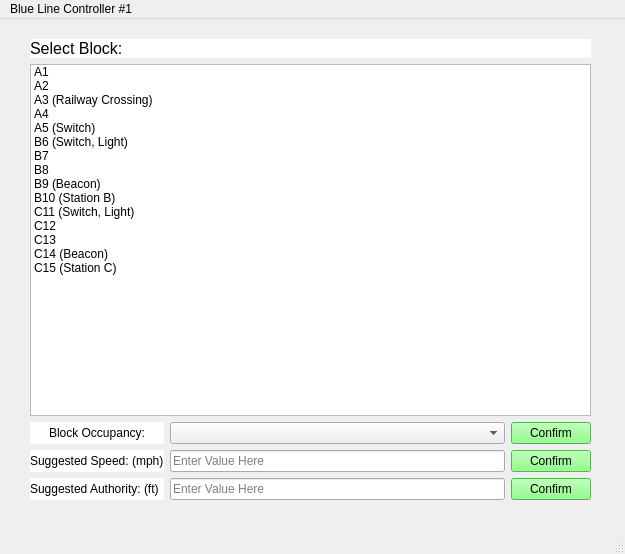
The window that Track/WaysideController/wayside_controller_testbench.ui (connor-marsh/ECE1140ChooChoo) describes before a commit, drawn with Qt 5.
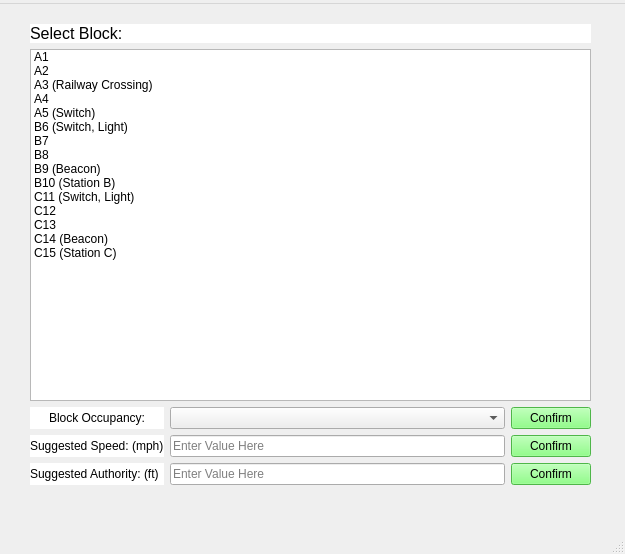
The same window after the commit.

Commit message: my keyboard does not work

```diff
--- a/Track/WaysideController/wayside_controller_testbench.ui
+++ b/Track/WaysideController/wayside_controller_testbench.ui
@@ -248,7 +248,7 @@
    </property>
    <widget class="QMenu" name="menu_Blue_Line_Controller_1">
     <property name="title">
-     <string>Blue Line Controller #1</string>
+     <string/>
     </property>
    </widget>
    <addaction name="menu_Blue_Line_Controller_1"/>
```
The commit also changes 2 other files.
